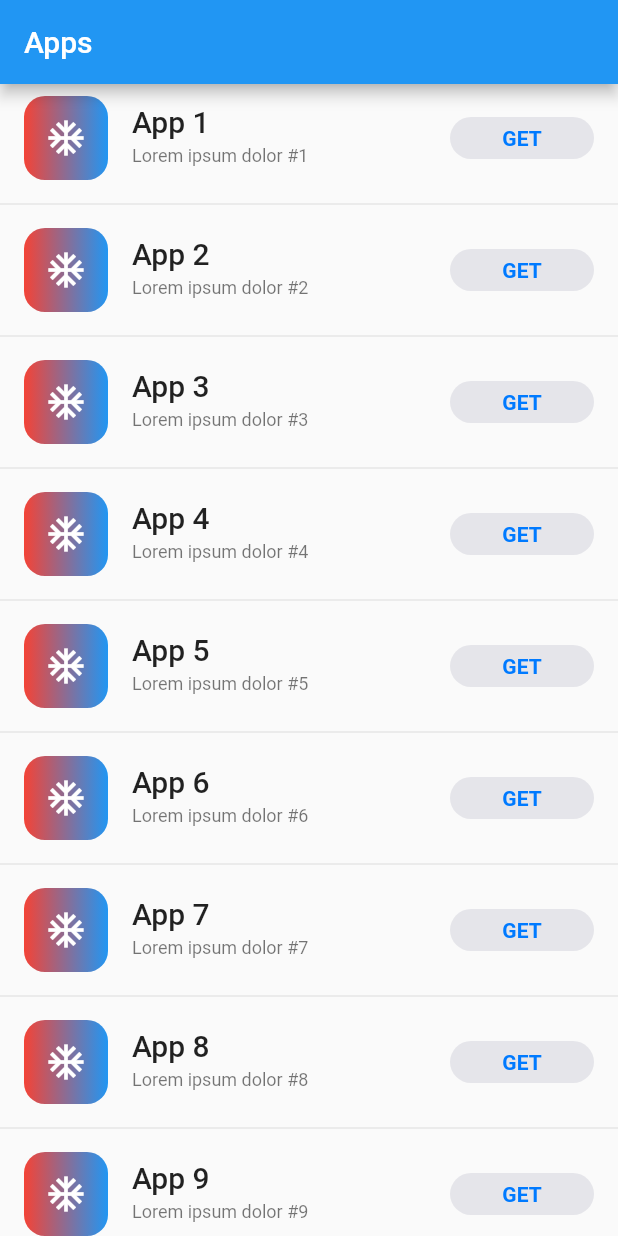
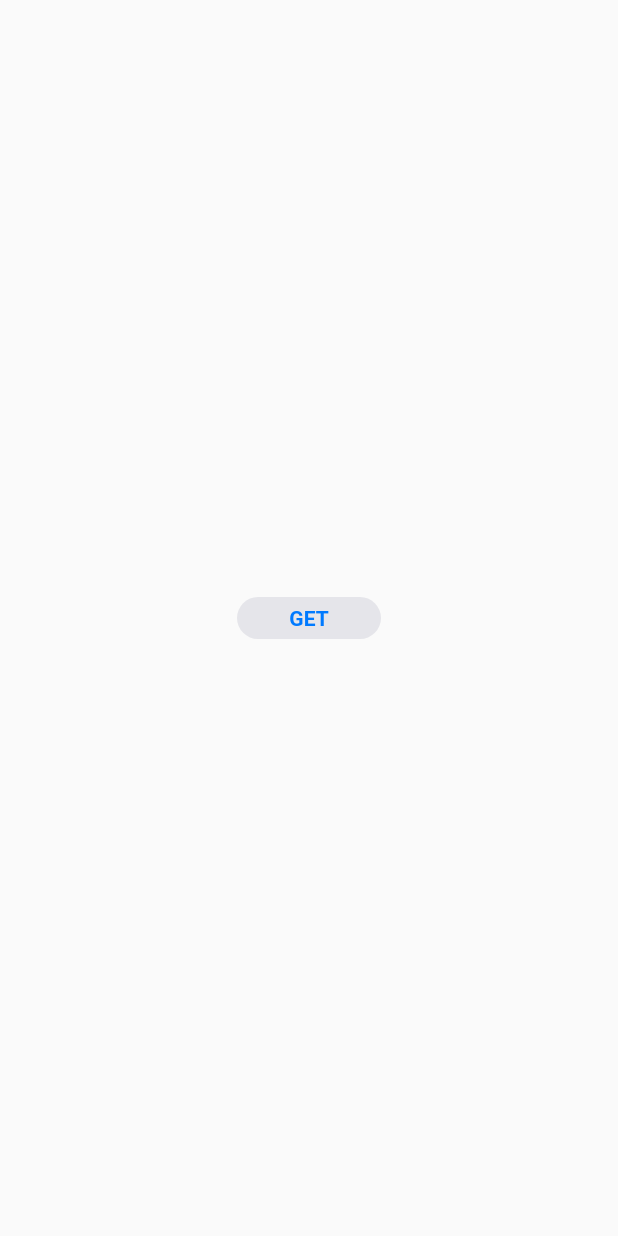
Before and after one commit to thu-mobile-dev/multi_state_download_button, a Flutter app: the screen it shows after launch, on a phone screen of 412 x 824 dp. Run offline on Flutter 3.47's test engine with Material 2 defaults, Android fonts, the phone set to English and light mode, and no system bars.

Commit message:
show only one button

```diff
--- a/lib/main.dart
+++ b/lib/main.dart
@@ -4,73 +4,41 @@ import 'package:flutter/material.dart';
 void main() {
   runApp(
     const MaterialApp(
-      home: ExampleCupertinoDownloadButton(),
+      home: Scaffold(body: Center(child: MultiStateDownloadButton())),
       debugShowCheckedModeBanner: false,
     ),
   );
 }
 
 @immutable
-class ExampleCupertinoDownloadButton extends StatefulWidget {
-  const ExampleCupertinoDownloadButton({super.key});
+class MultiStateDownloadButton extends StatefulWidget {
+  const MultiStateDownloadButton({super.key});
 
   @override
-  State<ExampleCupertinoDownloadButton> createState() =>
-      _ExampleCupertinoDownloadButtonState();
+  State<MultiStateDownloadButton> createState() =>
+      _MultiStateDownloadButtonState();
 }
 
-class _ExampleCupertinoDownloadButtonState
-    extends State<ExampleCupertinoDownloadButton> {
-  late final List<DownloadController> _downloadControllers;
+class _MultiStateDownloadButtonState
+    extends State<MultiStateDownloadButton> {
+  late final DownloadController _downloadController;
 
   @override
   void initState() {
     super.initState();
-    _downloadControllers = List<DownloadController>.generate(
-      20,
-      (index) => SimulatedDownloadController(onOpenDownload: () {
-        _openDownload(index);
-      }),
-    );
+    _downloadController = SimulatedDownloadController(onOpenDownload: () {
+      _openDownload();
+    });
   }
 
-  void _openDownload(int index) {
-    ScaffoldMessenger.of(context).showSnackBar(
-      SnackBar(
-        content: Text('Open App ${index + 1}'),
-      ),
-    );
+  void _openDownload() {
+    debugPrint("open download");
   }
 
   @override
   Widget build(BuildContext context) {
-    return Scaffold(
-      appBar: AppBar(title: const Text('Apps')),
-      body: ListView.separated(
-        itemCount: _downloadControllers.length,
-        separatorBuilder: (_, __) => const Divider(),
-        itemBuilder: _buildListItem,
-      ),
-    );
-  }
-
-  Widget _buildListItem(BuildContext context, int index) {
-    final theme = Theme.of(context);
-    final downloadController = _downloadControllers[index];
-
-    return ListTile(
-      leading: const DemoAppIcon(),
-      title: Text(
-        'App ${index + 1}',
-        overflow: TextOverflow.ellipsis,
-        style: theme.textTheme.titleLarge,
-      ),
-      subtitle: Text(
-        'Lorem ipsum dolor #${index + 1}',
-        overflow: TextOverflow.ellipsis,
-        style: theme.textTheme.bodySmall,
-      ),
-      trailing: SizedBox(
+    final downloadController = _downloadController;
+    return SizedBox(
       width: 96,
       child: AnimatedBuilder(
         animation: downloadController,
@@ -83,40 +51,6 @@ class _ExampleCupertinoDownloadButtonState
             onOpen: downloadController.openDownload,
           );
         },
-        ),
-      ),
-    );
-  }
-}
-
-@immutable
-class DemoAppIcon extends StatelessWidget {
-  const DemoAppIcon({super.key});
-
-  @override
-  Widget build(BuildContext context) {
-    return const AspectRatio(
-      aspectRatio: 1,
-      child: FittedBox(
-        child: SizedBox(
-          width: 80,
-          height: 80,
-          child: DecoratedBox(
-            decoration: BoxDecoration(
-              gradient: LinearGradient(
-                colors: [Colors.red, Colors.blue],
-              ),
-              borderRadius: BorderRadius.all(Radius.circular(20)),
-            ),
-            child: Center(
-              child: Icon(
-                Icons.ac_unit,
-                color: Colors.white,
-                size: 40,
-              ),
-            ),
-          ),
-        ),
       ),
     );
   }
```
Lines whose indentation alone changed are shown as unchanged.
